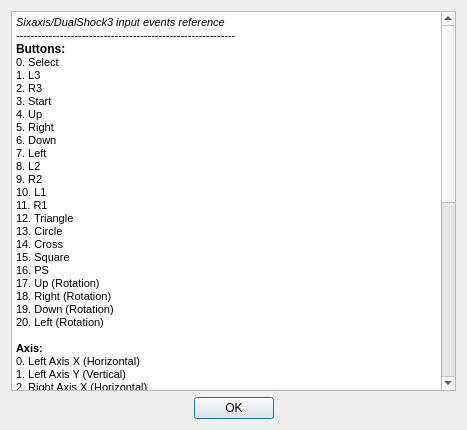
The window that gui/qtsixa_reference.ui (aaronp24/QtSixA) describes before a commit, drawn with Qt 5.
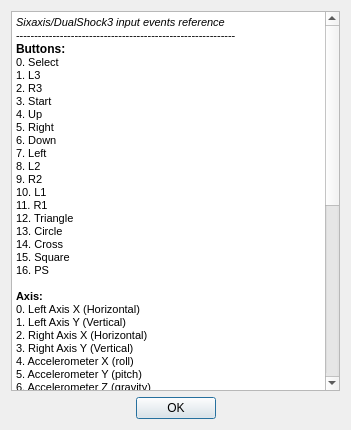
The same window after the commit.

What changed in the file:
```diff
--- a/gui/qtsixa_reference.ui
+++ b/gui/qtsixa_reference.ui
@@ -6,7 +6,7 @@
    <rect>
     <x>0</x>
     <y>0</y>
-    <width>467</width>
+    <width>351</width>
     <height>430</height>
    </rect>
   </property>
@@ -41,10 +41,6 @@
 &lt;p style=&quot; margin-top:0px; margin-bottom:0px; margin-left:0px; margin-right:0px; -qt-block-indent:0; text-indent:0px;&quot;&gt;14. Cross&lt;/p&gt;
 &lt;p style=&quot; margin-top:0px; margin-bottom:0px; margin-left:0px; margin-right:0px; -qt-block-indent:0; text-indent:0px;&quot;&gt;15. Square&lt;/p&gt;
 &lt;p style=&quot; margin-top:0px; margin-bottom:0px; margin-left:0px; margin-right:0px; -qt-block-indent:0; text-indent:0px;&quot;&gt;16. PS&lt;/p&gt;
-&lt;p style=&quot; margin-top:0px; margin-bottom:0px; margin-left:0px; margin-right:0px; -qt-block-indent:0; text-indent:0px;&quot;&gt;17. Up (Rotation)&lt;/p&gt;
-&lt;p style=&quot; margin-top:0px; margin-bottom:0px; margin-left:0px; margin-right:0px; -qt-block-indent:0; text-indent:0px;&quot;&gt;18. Right (Rotation)&lt;/p&gt;
-&lt;p style=&quot; margin-top:0px; margin-bottom:0px; margin-left:0px; margin-right:0px; -qt-block-indent:0; text-indent:0px;&quot;&gt;19. Down (Rotation)&lt;/p&gt;
-&lt;p style=&quot; margin-top:0px; margin-bottom:0px; margin-left:0px; margin-right:0px; -qt-block-indent:0; text-indent:0px;&quot;&gt;20. Left (Rotation)&lt;/p&gt;
 &lt;p style=&quot;-qt-paragraph-type:empty; margin-top:0px; margin-bottom:0px; margin-left:0px; margin-right:0px; -qt-block-indent:0; text-indent:0px;&quot;&gt;&lt;/p&gt;
 &lt;p style=&quot; margin-top:0px; margin-bottom:0px; margin-left:0px; margin-right:0px; -qt-block-indent:0; text-indent:0px;&quot;&gt;&lt;span style=&quot; font-weight:600;&quot;&gt;Axis:&lt;/span&gt;&lt;/p&gt;
 &lt;p style=&quot; margin-top:0px; margin-bottom:0px; margin-left:0px; margin-right:0px; -qt-block-indent:0; text-indent:0px;&quot;&gt;0. Left Axis X (Horizontal)&lt;/p&gt;
@@ -54,7 +50,7 @@
 &lt;p style=&quot; margin-top:0px; margin-bottom:0px; margin-left:0px; margin-right:0px; -qt-block-indent:0; text-indent:0px;&quot;&gt;4. Accelerometer X (roll)&lt;/p&gt;
 &lt;p style=&quot; margin-top:0px; margin-bottom:0px; margin-left:0px; margin-right:0px; -qt-block-indent:0; text-indent:0px;&quot;&gt;5. Accelerometer Y (pitch)&lt;/p&gt;
 &lt;p style=&quot; margin-top:0px; margin-bottom:0px; margin-left:0px; margin-right:0px; -qt-block-indent:0; text-indent:0px;&quot;&gt;6. Accelerometer Z (gravity)&lt;/p&gt;
-&lt;p style=&quot; margin-top:0px; margin-bottom:0px; margin-left:0px; margin-right:0px; -qt-block-indent:0; text-indent:0px;&quot;&gt;7. Gyro (yaw) (not working yet)&lt;/p&gt;
+&lt;p style=&quot; margin-top:0px; margin-bottom:0px; margin-left:0px; margin-right:0px; -qt-block-indent:0; text-indent:0px;&quot;&gt;7. Gyro/Yaw (not working yet)&lt;/p&gt;
 &lt;p style=&quot; margin-top:0px; margin-bottom:0px; margin-left:0px; margin-right:0px; -qt-block-indent:0; text-indent:0px;&quot;&gt;8. Up&lt;/p&gt;
 &lt;p style=&quot; margin-top:0px; margin-bottom:0px; margin-left:0px; margin-right:0px; -qt-block-indent:0; text-indent:0px;&quot;&gt;9. Right&lt;/p&gt;
 &lt;p style=&quot; margin-top:0px; margin-bottom:0px; margin-left:0px; margin-right:0px; -qt-block-indent:0; text-indent:0px;&quot;&gt;10. Down&lt;/p&gt;
@@ -73,11 +69,14 @@
 &lt;p style=&quot; margin-top:0px; margin-bottom:0px; margin-left:0px; margin-right:0px; -qt-block-indent:0; text-indent:0px;&quot;&gt;23. Speed X&lt;/p&gt;
 &lt;p style=&quot; margin-top:0px; margin-bottom:0px; margin-left:0px; margin-right:0px; -qt-block-indent:0; text-indent:0px;&quot;&gt;24. Speed Y&lt;/p&gt;
 &lt;p style=&quot; margin-top:0px; margin-bottom:0px; margin-left:0px; margin-right:0px; -qt-block-indent:0; text-indent:0px;&quot;&gt;25. Speed Z&lt;/p&gt;
+&lt;p style=&quot; margin-top:0px; margin-bottom:0px; margin-left:0px; margin-right:0px; -qt-block-indent:0; text-indent:0px;&quot;&gt;26. Position X&lt;/p&gt;
+&lt;p style=&quot; margin-top:0px; margin-bottom:0px; margin-left:0px; margin-right:0px; -qt-block-indent:0; text-indent:0px;&quot;&gt;27. Position Y&lt;/p&gt;
+&lt;p style=&quot; margin-top:0px; margin-bottom:0px; margin-left:0px; margin-right:0px; -qt-block-indent:0; text-indent:0px;&quot;&gt;28. Position Z&lt;/p&gt;
 &lt;p style=&quot;-qt-paragraph-type:empty; margin-top:0px; margin-bottom:0px; margin-left:0px; margin-right:0px; -qt-block-indent:0; text-indent:0px;&quot;&gt;&lt;/p&gt;
-&lt;p style=&quot; margin-top:0px; margin-bottom:0px; margin-left:0px; margin-right:0px; -qt-block-indent:0; text-indent:0px;&quot;&gt;---------------------------------------&lt;/p&gt;
-&lt;p style=&quot; margin-top:0px; margin-bottom:0px; margin-left:0px; margin-right:0px; -qt-block-indent:0; text-indent:0px;&quot;&gt;&lt;span style=&quot; font-style:italic;&quot;&gt;Note:&lt;/span&gt;&lt;/p&gt;
-&lt;p style=&quot; margin-top:0px; margin-bottom:0px; margin-left:0px; margin-right:0px; -qt-block-indent:0; text-indent:0px;&quot;&gt;&lt;span style=&quot; font-style:italic;&quot;&gt; - Rumble is not supported yet&lt;/span&gt;&lt;/p&gt;
-&lt;p style=&quot; margin-top:0px; margin-bottom:0px; margin-left:0px; margin-right:0px; -qt-block-indent:0; text-indent:0px;&quot;&gt;&lt;span style=&quot; font-style:italic;&quot;&gt; - Some games will increase these values by 1 value, starting at 1 instead of 0.&lt;/span&gt;&lt;/p&gt;&lt;/body&gt;&lt;/html&gt;</string>
+&lt;p style=&quot; margin-top:0px; margin-bottom:0px; margin-left:0px; margin-right:0px; -qt-block-indent:0; text-indent:0px;&quot;&gt;________________________________________________&lt;/p&gt;
+&lt;p style=&quot; margin-top:0px; margin-bottom:0px; margin-left:0px; margin-right:0px; -qt-block-indent:0; text-indent:0px;&quot;&gt;&lt;span style=&quot; font-weight:600; font-style:italic;&quot;&gt;Note:&lt;/span&gt;&lt;/p&gt;
+&lt;p style=&quot; margin-top:0px; margin-bottom:0px; margin-left:0px; margin-right:0px; -qt-block-indent:0; text-indent:0px;&quot;&gt;&lt;span style=&quot; font-style:italic;&quot;&gt;Some games will increase these values by 1 value,&lt;/span&gt;&lt;/p&gt;
+&lt;p style=&quot; margin-top:0px; margin-bottom:0px; margin-left:0px; margin-right:0px; -qt-block-indent:0; text-indent:0px;&quot;&gt;&lt;span style=&quot; font-style:italic;&quot;&gt;starting at 1 instead of 0.&lt;/span&gt;&lt;/p&gt;&lt;/body&gt;&lt;/html&gt;</string>
      </property>
     </widget>
    </item>
```
